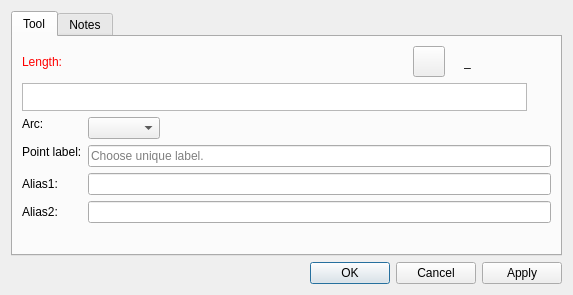
This is src/libs/vtools/dialogs/tools/dialogcutarc.ui in dismine/valentina as Qt 5 draws it before an edit. The edited form follows.
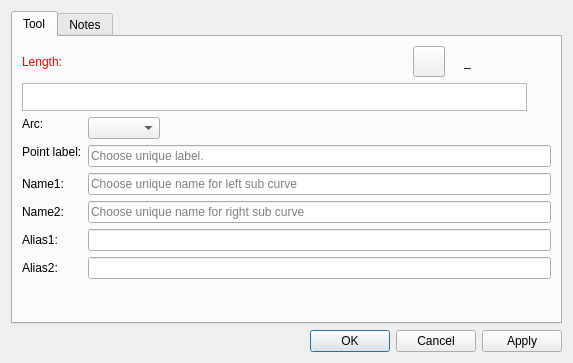
This is the edited form. Icons and pictures are not drawn. Custom widgets are drawn as their Qt base class.

```diff
--- a/src/libs/vtools/dialogs/tools/dialogcutarc.ui
+++ b/src/libs/vtools/dialogs/tools/dialogcutarc.ui
@@ -7,7 +7,7 @@
     <x>0</x>
     <y>0</y>
     <width>573</width>
-    <height>295</height>
+    <height>363</height>
    </rect>
   </property>
   <property name="windowTitle">
@@ -255,34 +255,62 @@
            </property>
           </widget>
          </item>
-         <item row="2" column="0">
+         <item row="4" column="0">
           <widget class="QLabel" name="labelAlias1">
            <property name="text">
             <string>Alias1:</string>
            </property>
           </widget>
          </item>
-         <item row="2" column="1">
+         <item row="4" column="1">
           <widget class="QLineEdit" name="lineEditAlias1">
            <property name="clearButtonEnabled">
             <bool>true</bool>
            </property>
           </widget>
          </item>
-         <item row="3" column="0">
+         <item row="5" column="0">
           <widget class="QLabel" name="labelAlias2">
            <property name="text">
             <string>Alias2:</string>
            </property>
           </widget>
          </item>
-         <item row="3" column="1">
+         <item row="5" column="1">
           <widget class="QLineEdit" name="lineEditAlias2">
            <property name="clearButtonEnabled">
             <bool>true</bool>
            </property>
           </widget>
          </item>
+         <item row="2" column="0">
+          <widget class="QLabel" name="labelName1">
+           <property name="text">
+            <string>Name1:</string>
+           </property>
+          </widget>
+         </item>
+         <item row="3" column="0">
+          <widget class="QLabel" name="labelName2">
+           <property name="text">
+            <string>Name2:</string>
+           </property>
+          </widget>
+         </item>
+         <item row="2" column="1">
+          <widget class="QLineEdit" name="lineEditName1">
+           <property name="placeholderText">
+            <string>Choose unique name for left sub curve</string>
+           </property>
+          </widget>
+         </item>
+         <item row="3" column="1">
+          <widget class="QLineEdit" name="lineEditName2">
+           <property name="placeholderText">
+            <string>Choose unique name for right sub curve</string>
+           </property>
+          </widget>
+         </item>
         </layout>
        </item>
        <item>
```
Left out of the diff: 23 changed lines with no effect on the pictures.
